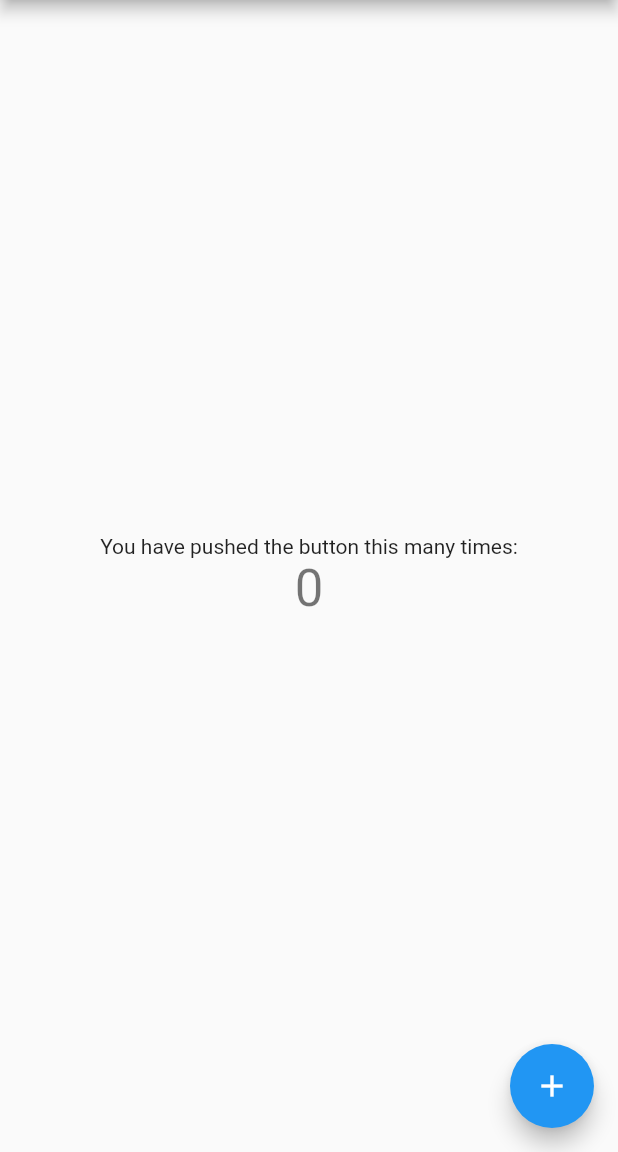
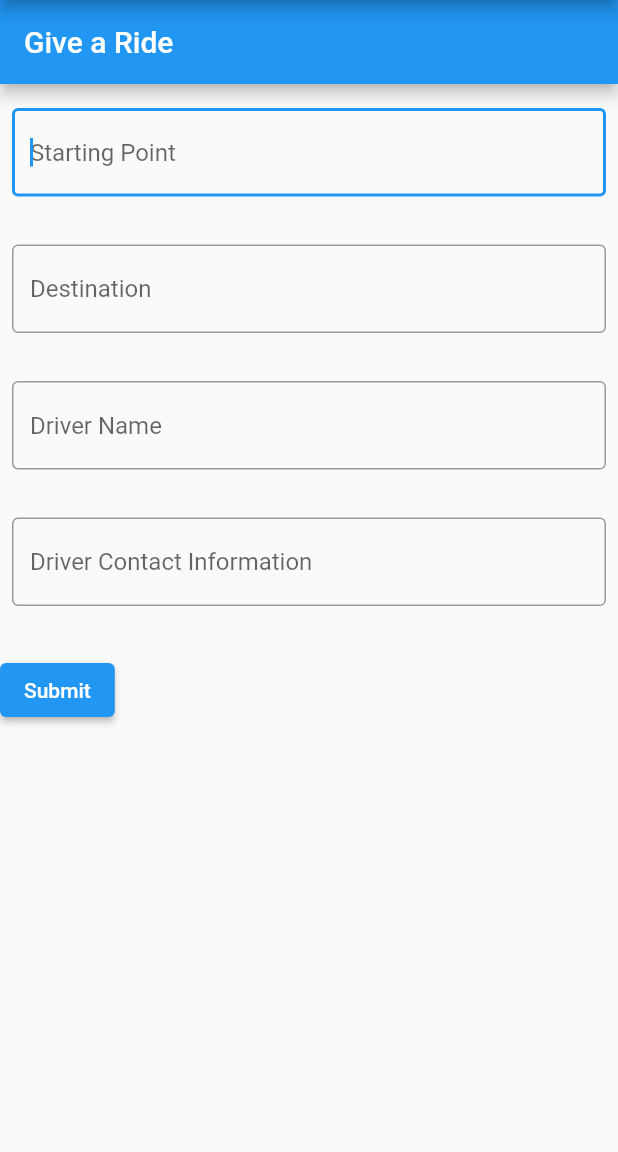
Before and after one commit to gxp6079/rides_at_RIT, a Flutter app: the screen it shows after launch, on a phone screen of 412 x 824 dp, the part 84-1236 px from its top. Run offline on Flutter 3.47's test engine with Material 2 defaults, Android fonts, the phone set to English and light mode, and no system bars.

Commit message:
Added a simple form to capture information for giving a ride

```diff
--- a/lib/main.dart
+++ b/lib/main.dart
@@ -5,39 +5,27 @@ void main() {
 }
 
 class MyApp extends StatelessWidget {
-  // This widget is the root of your application.
   @override
   Widget build(BuildContext context) {
+    const appTitle = 'Rides at RIT';
+
     return MaterialApp(
-      title: 'Rides at RIT',
+      title: appTitle,
       theme: ThemeData(
-        // This is the theme of your application.
-        //
-        // Try running your application with "flutter run". You'll see the
-        // application has a blue toolbar. Then, without quitting the app, try
-        // changing the primarySwatch below to Colors.green and then invoke
-        // "hot reload" (press "r" in the console where you ran "flutter run",
-        // or simply save your changes to "hot reload" in a Flutter IDE).
-        // Notice that the counter didn't reset back to zero; the application
-        // is not restarted.
         primarySwatch: Colors.blue,
       ),
-      home: MyHomePage(title: 'Rides at RIT'),
+      home: Scaffold(
+        appBar: AppBar(
+          title: const Text(appTitle),
+        ),
+        body: const MyHomePage(title: appTitle),
+      )
     );
   }
 }
 
 class MyHomePage extends StatefulWidget {
-  MyHomePage({Key? key, required this.title}) : super(key: key);
-
-  // This widget is the home page of your application. It is stateful, meaning
-  // that it has a State object (defined below) that contains fields that affect
-  // how it looks.
-
-  // This class is the configuration for the state. It holds the values (in this
-  // case the title) provided by the parent (in this case the App widget) and
-  // used by the build method of the State. Fields in a Widget subclass are
-  // always marked "final".
+  const MyHomePage({Key? key, required this.title}) : super(key: key);
 
   final String title;
 
@@ -46,68 +34,168 @@ class MyHomePage extends StatefulWidget {
 }
 
 class _MyHomePageState extends State<MyHomePage> {
-  int _counter = 0;
+  // Create a global key that uniquely identifies the Form widget
+  // and allows validation of the form.
+  final _formKey = GlobalKey<FormState>();
+  // Create a text controller and use it to retrieve the current value
+  // of the TextField.
+  final myControllerStartingPoint = TextEditingController();
+  final myControllerDestination = TextEditingController();
+  final myControllerDriverName = TextEditingController();
+  final myControllerDriverContactInformation = TextEditingController();
 
-  void _incrementCounter() {
-    setState(() {
-      // This call to setState tells the Flutter framework that something has
-      // changed in this State, which causes it to rerun the build method below
-      // so that the display can reflect the updated values. If we changed
-      // _counter without calling setState(), then the build method would not be
-      // called again, and so nothing would appear to happen.
-      _counter++;
-    });
+  @override
+  void initState() {
+    super.initState();
+
+    // Start listening to changes.
+    myControllerStartingPoint.addListener(_printLatestValue);
+    myControllerDestination.addListener(_printLatestValue);
+    myControllerDriverName.addListener(_printLatestValue);
+    myControllerDriverContactInformation.addListener(_printLatestValue);
+  }
+
+  @override
+  void dispose() {
+    // Clean up the controller when the widget is removed from the widget tree.
+    // This also removes the _printLatestValue listener.
+    myControllerStartingPoint.dispose();
+    myControllerDestination.dispose();
+    myControllerDriverName.dispose();
+    myControllerDriverContactInformation.dispose();
+    super.dispose();
+  }
+
+  void _printLatestValue() {
+    print('You entered:\nStarting Point: ' + myControllerStartingPoint.text
+        + '\nDestination: ' + myControllerDestination.text
+        + '\nDriver\'s Name: ' + myControllerDriverName.text
+        + '\nDriver\'s Contact Information: ' + myControllerDriverContactInformation.text
+    );
   }
 
   @override
   Widget build(BuildContext context) {
-    // This method is rerun every time setState is called, for instance as done
-    // by the _incrementCounter method above.
-    //
-    // The Flutter framework has been optimized to make rerunning build methods
-    // fast, so that you can just rebuild anything that needs updating rather
-    // than having to individually change instances of widgets.
-    return Scaffold(
+    // Build a Form widget using the _formKey created above.
+    return Form(
+      key: _formKey,
+      child: Scaffold(
         appBar: AppBar(
-        // Here we take the value from the MyHomePage object that was created by
-        // the App.build method, and use it to set our appbar title.
-        title: Text(widget.title),
+          automaticallyImplyLeading: false,
+          title: Text('Give a Ride'),
         ),
-      body: Center(
-        // Center is a layout widget. It takes a single child and positions it
-        // in the middle of the parent.
+        body: SingleChildScrollView(
           child: Column(
-          // Column is also a layout widget. It takes a list of children and
-          // arranges them vertically. By default, it sizes itself to fit its
-          // children horizontally, and tries to be as tall as its parent.
-          //
-          // Invoke "debug painting" (press "p" in the console, choose the
-          // "Toggle Debug Paint" action from the Flutter Inspector in Android
-          // Studio, or the "Toggle Debug Paint" command in Visual Studio Code)
-          // to see the wireframe for each widget.
-          //
-          // Column has various properties to control how it sizes itself and
-          // how it positions its children. Here we use mainAxisAlignment to
-          // center the children vertically; the main axis here is the vertical
-          // axis because Columns are vertical (the cross axis would be
-          // horizontal).
-          mainAxisAlignment: MainAxisAlignment.center,
+            crossAxisAlignment: CrossAxisAlignment.start,
             children: <Widget>[
-            Text(
-              'You have pushed the button this many times:',
+              Padding(
+                padding: EdgeInsets.symmetric(horizontal: 8, vertical: 16),
+                child: TextFormField(
+                  controller: myControllerStartingPoint,
+                  autofocus: true,
+                  // The validator receives the text that the user has entered.
+                  validator: (value) {
+                    if (value == null || value.isEmpty) {
+                      return 'Please enter the starting point';
+                    }
+                    return null;
+                  },
+                  decoration: const InputDecoration(
+                      border: OutlineInputBorder(),
+                      hintText: 'Starting Point'
                   ),
-            Text(
-              '$_counter',
-              style: Theme.of(context).textTheme.headline4,
+                ),
+              ),
+              Padding(
+                padding: EdgeInsets.symmetric(horizontal: 8, vertical: 16),
+                child: TextFormField(
+                  controller: myControllerDestination,
+                  autofocus: true,
+                  // The validator receives the text that the user has entered.
+                  validator: (value) {
+                    if (value == null || value.isEmpty) {
+                      return 'Please enter the destination';
+                    }
+                    return null;
+                  },
+                  decoration: const InputDecoration(
+                      border: OutlineInputBorder(),
+                      hintText: 'Destination'
+                  ),
+                ),
+              ),
+              Padding(
+                padding: EdgeInsets.symmetric(horizontal: 8, vertical: 16),
+                child: TextFormField(
+                  controller: myControllerDriverName,
+                  autofocus: true,
+                  // The validator receives the text that the user has entered.
+                  validator: (value) {
+                    if (value == null || value.isEmpty) {
+                      return 'Please enter the driver\'s name';
+                    }
+                    return null;
+                  },
+                  decoration: const InputDecoration(
+                      border: OutlineInputBorder(),
+                      hintText: 'Driver Name'
+                  ),
+                ),
+              ),
+              Padding(
+                padding: EdgeInsets.symmetric(horizontal: 8, vertical: 16),
+                child: TextFormField(
+                  controller: myControllerDriverContactInformation,
+                  autofocus: true,
+                  // The validator receives the text that the user has entered.
+                  validator: (value) {
+                    if (value == null || value.isEmpty) {
+                      return 'Please enter the driver\'s contact information';
+                    }
+                    return null;
+                  },
+                  decoration: const InputDecoration(
+                      border: OutlineInputBorder(),
+                      hintText: 'Driver Contact Information'
+                  ),
+                ),
+              ),
+              Padding(
+                padding: const EdgeInsets.symmetric(vertical: 16.0),
+                child: ElevatedButton(
+                  onPressed: () {
+                    // Validate returns true if the form is valid, or false otherwise.
+                    if (_formKey.currentState!.validate()) {
+                      // If the form is valid, display a snackbar. In the real world,
+                      // you'd often call a server or save the information in a database.
+                      ScaffoldMessenger.of(context).showSnackBar(
+                        const SnackBar(content: Text('Processing Data')),
+                      );
+
+                      showDialog(
+                        context: context,
+                        builder: (context) {
+                          return AlertDialog(
+                            // Retrieve the text the user has entered by using the
+                            // TextEditingController.
+                            content: Text(
+                                'Starting Point: ' + myControllerStartingPoint.text
+                                    + '\nDestination: ' + myControllerDestination.text
+                                    + '\nDriver\'s Name: ' + myControllerDriverName.text
+                                    + '\nDriver\'s Contact Information: ' + myControllerDriverContactInformation.text
+                            ),
+                          );
+                        },
+                      );
+                    }
+                  },
+                  child: const Text('Submit'),
+                ),
               ),
             ],
           ),
         ),
-      floatingActionButton: FloatingActionButton(
-        onPressed: _incrementCounter,
-        tooltip: 'Increment',
-        child: Icon(Icons.add),
-      ), // This trailing comma makes auto-formatting nicer for build methods.
+      ),
     );
   }
 }
```
Lines whose indentation alone changed are shown as unchanged.
